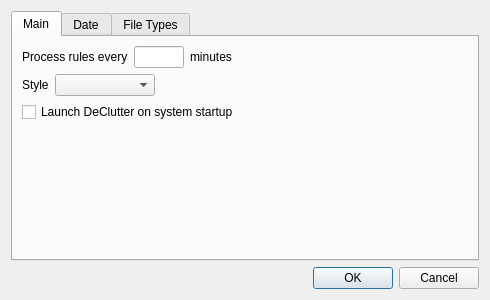
This is ui/settings_dialog.ui in midnightdim/declutter as Qt 5 draws it before an edit. The edited form follows.
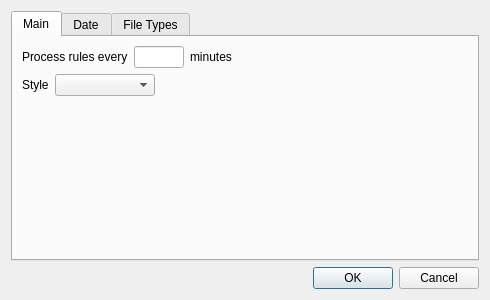
This is the edited form.

Commit message: created lite version, removed startup run setting

Diff of the .ui file:
```diff
--- a/ui/settings_dialog.ui
+++ b/ui/settings_dialog.ui
@@ -107,13 +107,6 @@
            </item>
           </layout>
          </item>
-         <item>
-          <widget class="QCheckBox" name="launchOnStartupCheckBox">
-           <property name="text">
-            <string>Launch DeClutter on system startup</string>
-           </property>
-          </widget>
-         </item>
          <item>
           <spacer name="verticalSpacer_2">
            <property name="orientation">
```
The commit also changes 8 other files.
